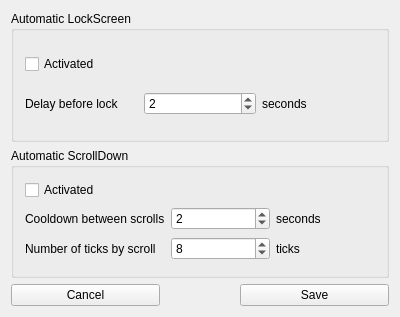
First picture: the form in src/eyeBrowse-config/EyeBrowse-Config/configurator.ui, repository abusque/eyebrowse, before the edit.
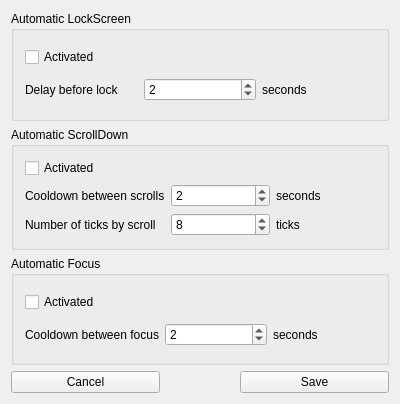
Second picture: the form after the edit.

Commit message: upgraded gui for horiz focus

Patch:
```diff
--- a/src/eyeBrowse-config/EyeBrowse-Config/configurator.ui
+++ b/src/eyeBrowse-config/EyeBrowse-Config/configurator.ui
@@ -7,7 +7,7 @@
     <x>0</x>
     <y>0</y>
     <width>400</width>
-    <height>317</height>
+    <height>404</height>
    </rect>
   </property>
   <property name="windowTitle">
@@ -110,6 +110,43 @@
       </layout>
      </widget>
     </item>
+    <item>
+     <widget class="QGroupBox" name="groupBox_3">
+      <property name="title">
+       <string>Automatic Focus</string>
+      </property>
+      <layout class="QGridLayout" name="gridLayout_3">
+       <item row="0" column="0">
+        <widget class="QCheckBox" name="ckbFocus">
+         <property name="text">
+          <string>Activated</string>
+         </property>
+        </widget>
+       </item>
+       <item row="1" column="0">
+        <widget class="QLabel" name="label_7">
+         <property name="text">
+          <string>Cooldown between focus</string>
+         </property>
+        </widget>
+       </item>
+       <item row="1" column="1">
+        <widget class="QSpinBox" name="updFocusDelay">
+         <property name="value">
+          <number>2</number>
+         </property>
+        </widget>
+       </item>
+       <item row="1" column="2">
+        <widget class="QLabel" name="label_8">
+         <property name="text">
+          <string>seconds</string>
+         </property>
+        </widget>
+       </item>
+      </layout>
+     </widget>
+    </item>
     <item>
      <layout class="QHBoxLayout" name="horizontalLayout">
       <property name="spacing">
```
The commit also changes 1 other file.
